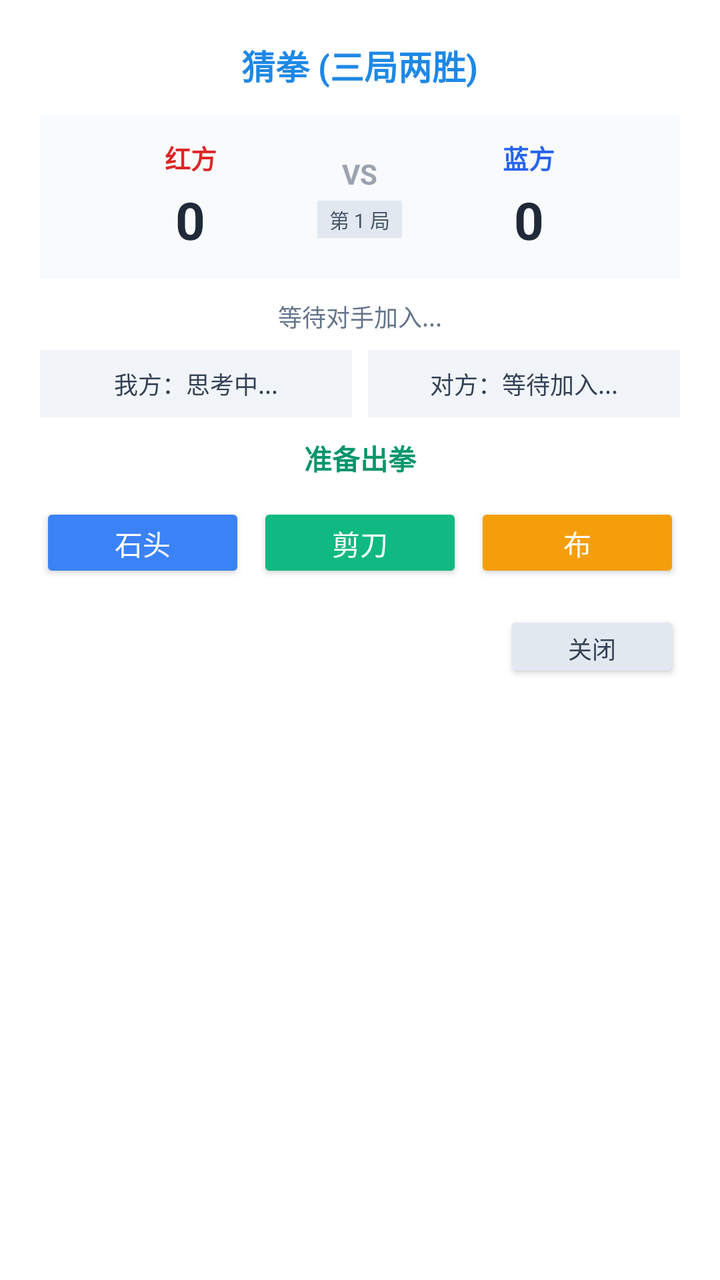
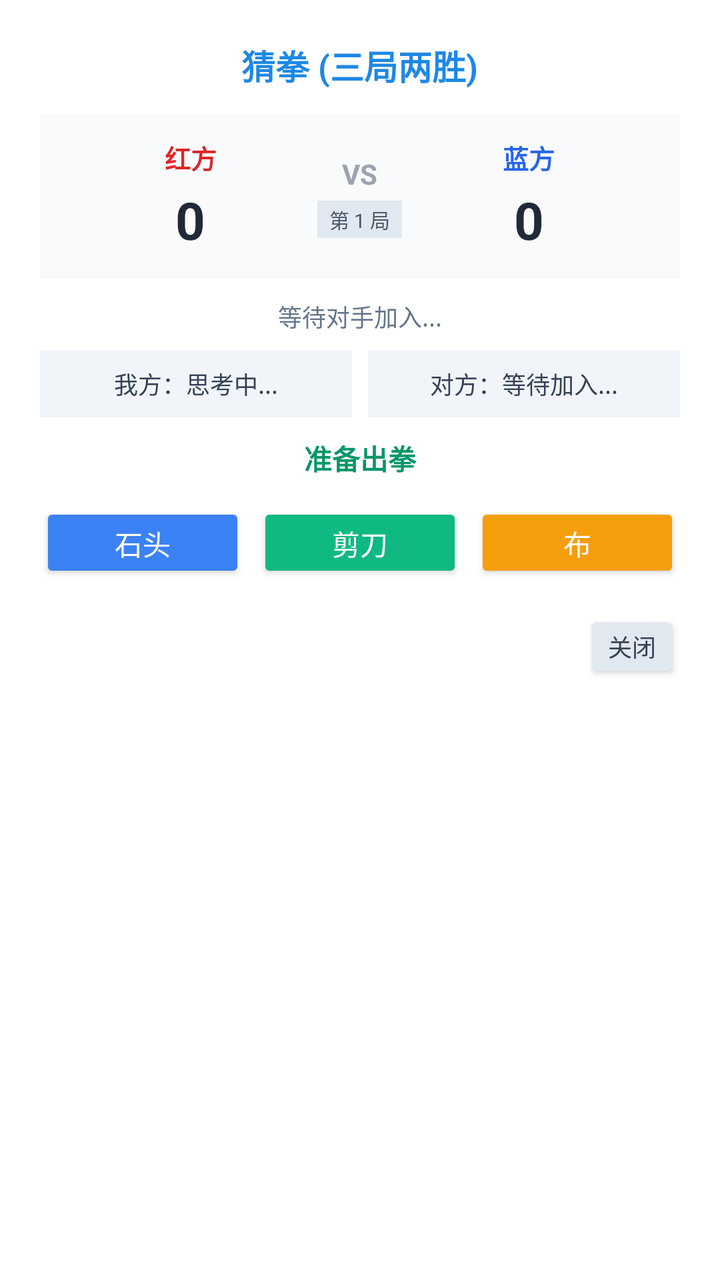

Two renders of the same Android screen: before a commit and after it. Below are the layout's source before the change and the commit's diff.
<!-- AndroidManifest.xml: application theme Theme.CampusChat -->
<!-- res/layout/dialog_tool_rps.xml -->
<?xml version="1.0" encoding="utf-8"?>
<LinearLayout
    xmlns:android="http://schemas.android.com/apk/res/android"
    android:layout_width="match_parent"
    android:layout_height="wrap_content"
    android:orientation="vertical"
    android:background="#FFFFFF"
    android:padding="20dp"
    android:gravity="center_horizontal">

    
    <TextView
        android:id="@+id/tvToolRpsTopic"
        android:layout_width="wrap_content"
        android:layout_height="wrap_content"
        android:text="猜拳 (三局两胜)"
        android:textColor="#1E88E5"
        android:textSize="17sp"
        android:textStyle="bold" />

    
    <LinearLayout
        android:layout_width="match_parent"
        android:layout_height="wrap_content"
        android:layout_marginTop="12dp"
        android:background="#F8FAFC"
        android:padding="12dp"
        android:gravity="center"
        android:orientation="horizontal">

        
        <LinearLayout
            android:layout_width="0dp"
            android:layout_height="wrap_content"
            android:layout_weight="1"
            android:gravity="center"
            android:orientation="vertical">

            <TextView
                android:id="@+id/tvP1Name"
                android:layout_width="wrap_content"
                android:layout_height="wrap_content"
                android:ellipsize="end"
                android:maxLines="1"
                android:text="红方"
                android:textColor="#DC2626"
                android:textSize="13sp"
                android:textStyle="bold" />

            <TextView
                android:id="@+id/tvP1Score"
                android:layout_width="wrap_content"
                android:layout_height="wrap_content"
                android:layout_marginTop="4dp"
                android:text="0"
                android:textColor="#1F2937"
                android:textSize="26sp"
                android:textStyle="bold" />
        </LinearLayout>

        
        <LinearLayout
            android:layout_width="wrap_content"
            android:layout_height="wrap_content"
            android:gravity="center"
            android:orientation="vertical">

            <TextView
                android:layout_width="wrap_content"
                android:layout_height="wrap_content"
                android:text="VS"
                android:textColor="#9CA3AF"
                android:textSize="14sp"
                android:textStyle="bold" />

            <TextView
                android:id="@+id/tvCurrentRoundIndicator"
                android:layout_width="wrap_content"
                android:layout_height="wrap_content"
                android:layout_marginTop="4dp"
                android:background="#E2E8F0"
                android:paddingStart="6dp"
                android:paddingTop="2dp"
                android:paddingEnd="6dp"
                android:paddingBottom="2dp"
                android:text="第 1 局"
                android:textColor="#475569"
                android:textSize="10sp" />
        </LinearLayout>

        
        <LinearLayout
            android:layout_width="0dp"
            android:layout_height="wrap_content"
            android:layout_weight="1"
            android:gravity="center"
            android:orientation="vertical">

            <TextView
                android:id="@+id/tvP2Name"
                android:layout_width="wrap_content"
                android:layout_height="wrap_content"
                android:ellipsize="end"
                android:maxLines="1"
                android:text="蓝方"
                android:textColor="#2563EB"
                android:textSize="13sp"
                android:textStyle="bold" />

            <TextView
                android:id="@+id/tvP2Score"
                android:layout_width="wrap_content"
                android:layout_height="wrap_content"
                android:layout_marginTop="4dp"
                android:text="0"
                android:textColor="#1F2937"
                android:textSize="26sp"
                android:textStyle="bold" />
        </LinearLayout>
    </LinearLayout>

    
    <TextView
        android:id="@+id/tvToolRpsStatus"
        android:layout_width="wrap_content"
        android:layout_height="wrap_content"
        android:layout_marginTop="10dp"
        android:text="等待对手加入..."
        android:textColor="#64748B"
        android:textSize="12sp" />

    
    <LinearLayout
        android:layout_width="match_parent"
        android:layout_height="wrap_content"
        android:layout_marginTop="8dp"
        android:orientation="horizontal">

        <TextView
            android:id="@+id/tvToolP1Status"
            android:layout_width="0dp"
            android:layout_height="wrap_content"
            android:layout_weight="1"
            android:background="#F1F5F9"
            android:gravity="center"
            android:padding="8dp"
            android:text="我方：思考中..."
            android:textColor="#334155"
            android:textSize="12sp" />

        <View
            android:layout_width="8dp"
            android:layout_height="match_parent" />

        <TextView
            android:id="@+id/tvToolP2Status"
            android:layout_width="0dp"
            android:layout_height="wrap_content"
            android:layout_weight="1"
            android:background="#F1F5F9"
            android:gravity="center"
            android:padding="8dp"
            android:text="对方：等待加入..."
            android:textColor="#334155"
            android:textSize="12sp" />
    </LinearLayout>

    <TextView
        android:id="@+id/tvToolRpsResult"
        android:layout_width="match_parent"
        android:layout_height="wrap_content"
        android:layout_marginTop="10dp"
        android:gravity="center"
        android:text="准备出拳"
        android:textColor="#059669"
        android:textSize="14sp"
        android:textStyle="bold" />

    
    <LinearLayout
        android:id="@+id/layoutChoiceButtons"
        android:layout_width="match_parent"
        android:layout_height="wrap_content"
        android:layout_marginTop="12dp"
        android:orientation="horizontal">

        <Button
            android:id="@+id/btnChoiceRock"
            android:layout_width="0dp"
            android:layout_height="40dp"
            android:layout_weight="1"
            android:layout_marginEnd="4dp"
            android:backgroundTint="#3B82F6"
            android:text="石头"
            android:textColor="#FFFFFF" />

        <Button
            android:id="@+id/btnChoiceScissors"
            android:layout_width="0dp"
            android:layout_height="40dp"
            android:layout_weight="1"
            android:layout_marginStart="2dp"
            android:layout_marginEnd="2dp"
            android:backgroundTint="#10B981"
            android:text="剪刀"
            android:textColor="#FFFFFF" />

        <Button
            android:id="@+id/btnChoicePaper"
            android:layout_width="0dp"
            android:layout_height="40dp"
            android:layout_weight="1"
            android:layout_marginStart="4dp"
            android:backgroundTint="#F59E0B"
            android:text="布"
            android:textColor="#FFFFFF" />
    </LinearLayout>

    
    <LinearLayout
        android:layout_width="match_parent"
        android:layout_height="wrap_content"
        android:layout_marginTop="14dp"
        android:gravity="end"
        android:orientation="horizontal">

        <Button
            android:id="@+id/btnNextRound"
            android:layout_width="wrap_content"
            android:layout_height="36dp"
            android:layout_marginEnd="8dp"
            android:backgroundTint="#2563EB"
            android:text="下一局"
            android:textColor="#FFFFFF"
            android:textSize="12sp"
            android:visibility="gone" />

        <Button
            android:id="@+id/btnCloseToolRps"
            android:layout_width="wrap_content"
            android:layout_height="36dp"
            android:backgroundTint="#E2E8F0"
            android:text="关闭"
            android:textColor="#334155"
            android:textSize="12sp" />
    </LinearLayout>

</LinearLayout>
<!-- resources referenced by this layout -->
<resources>
  <style name="Theme.CampusChat" parent="Theme.AppCompat.Light.NoActionBar">
          
          <item name="colorPrimary">@color/brand_primary</item>
          <item name="colorPrimaryDark">@color/brand_primary_dark</item>
          <item name="colorAccent">@color/brand_accent</item>
  
          
          <item name="android:windowBackground">@color/app_background</item>
  
          
          <item name="android:statusBarColor">@color/white</item>
  
          
          <item name="android:windowLightStatusBar">true</item>
      </style>
  <color name="brand_primary">#1E88E5</color>
  <color name="brand_primary_dark">#1565C0</color>
  <color name="brand_accent">#00ACC1</color>
  <color name="app_background">#F4F6F9</color>
  <color name="white">#FFFFFFFF</color>
</resources>

<!-- the commit's change to res/layout/dialog_tool_rps.xml (unified diff, before → after) -->
@@ -233,7 +233,14 @@
             android:text="下一局"
             android:textColor="#FFFFFF"
             android:textSize="12sp"
-            android:visibility="gone" />
+            android:visibility="gone"
+            android:minWidth="0dp"
+            android:minHeight="0dp"
+            android:insetTop="0dp"
+            android:insetBottom="0dp"
+            android:paddingTop="0dp"
+            android:paddingBottom="0dp"
+            android:gravity="center" />
 
         <Button
             android:id="@+id/btnCloseToolRps"
@@ -242,7 +249,14 @@
             android:backgroundTint="#E2E8F0"
             android:text="关闭"
             android:textColor="#334155"
-            android:textSize="12sp" />
+            android:textSize="12sp"
+            android:minWidth="0dp"
+            android:minHeight="0dp"
+            android:insetTop="0dp"
+            android:insetBottom="0dp"
+            android:paddingTop="0dp"
+            android:paddingBottom="0dp"
+            android:gravity="center" />
     </LinearLayout>
 
 </LinearLayout>
